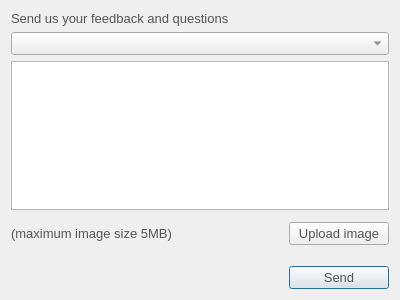
Qt form src/ui/linux/TogglDesktop/feedbackdialog.ui (toggl-open-source/toggldesktop) before a commit.
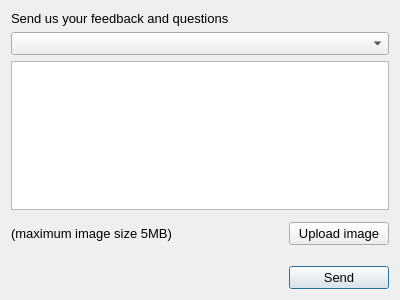
The same form after that commit.

Commit message:
Fix font color in idle and feedback dialogs (linux)
Closes #3118

```diff
--- a/src/ui/linux/TogglDesktop/feedbackdialog.ui
+++ b/src/ui/linux/TogglDesktop/feedbackdialog.ui
@@ -14,7 +14,7 @@
    <string>Send Feedback</string>
   </property>
   <property name="styleSheet">
-   <string notr="true">color:rgb(85, 85, 85);font-size:13px;</string>
+   <string notr="true">font-size:13px;</string>
   </property>
   <layout class="QVBoxLayout" name="verticalLayout">
    <item>
```
The commit also changes 1 other file.
